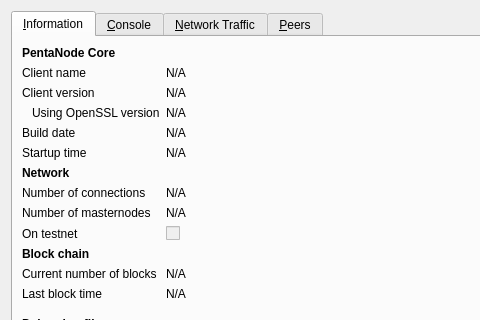
MCLXI/CatoCore, file src/qt/forms/rpcconsole.ui: the form before one commit; both pictures show x 0 to 480 and y 0 to 320 of the 740 by 450 pixel window.
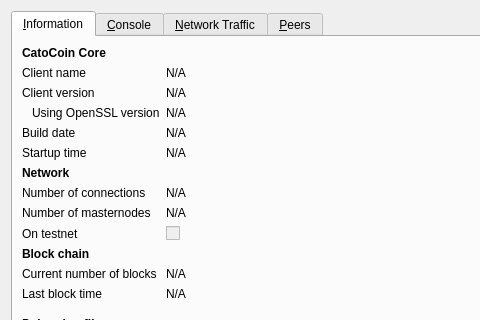
The form after the commit. The open tabs and pages were chosen to show the change. Icons and pictures are not drawn. Custom widgets are drawn as their Qt base class.

Patch:
```diff
--- a/src/qt/forms/rpcconsole.ui
+++ b/src/qt/forms/rpcconsole.ui
@@ -33,7 +33,7 @@
           </font>
          </property>
          <property name="text">
-          <string>PentaNode Core</string>
+          <string>CatoCoin Core</string>
          </property>
         </widget>
        </item>
```
Left out of the diff: 6 changed lines with no effect on the pictures.
